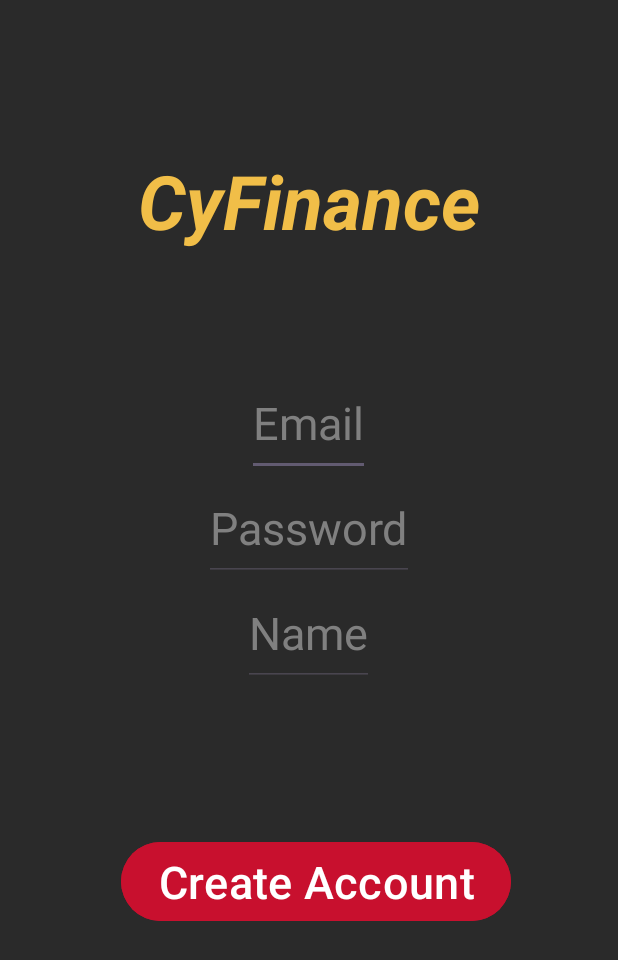
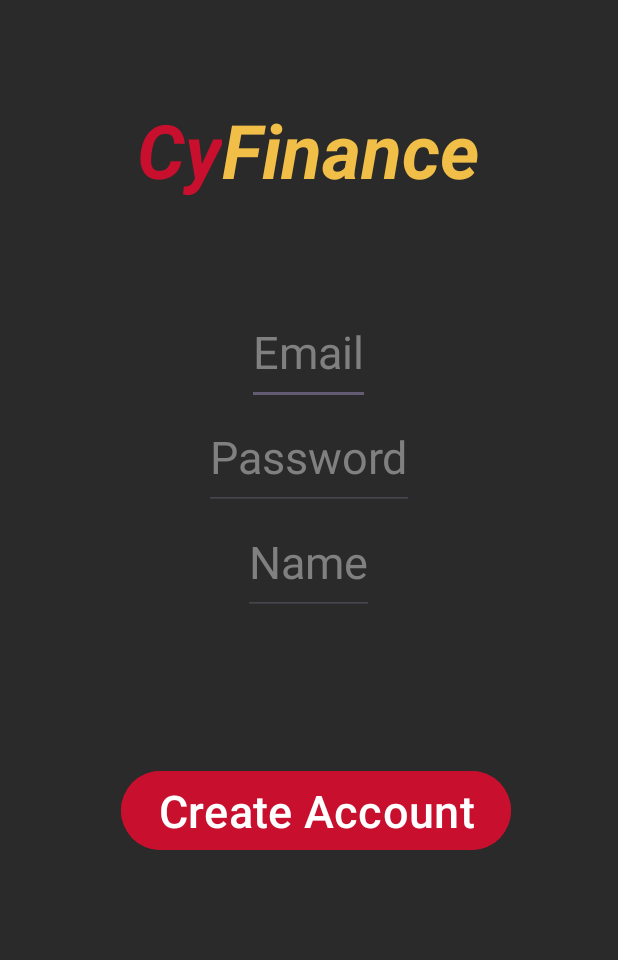
Before and after one commit to bigboimo/CyFinance, an Android app: the SignupActivity screen opened directly, with no data from a screen before it, on a phone screen of 412 x 824 dp. Shown: the top 960 px of the screen. Run offline under Robolectric (Android 15) with nearby library versions, the phone set to English and light mode, and no system bars.

Commit message:
Changed the color of the cy in CyFinance and adjusted the margins of the text

```diff
--- a/Frontend/LoginRegister/Login_signup/app/src/main/res/layout/activity_signup.xml
+++ b/Frontend/LoginRegister/Login_signup/app/src/main/res/layout/activity_signup.xml
@@ -8,17 +8,32 @@
     android:orientation="vertical"
     android:background="#2A2A2A">
 
-    <TextView
-        android:layout_width="wrap_content"
-        android:layout_height="wrap_content"
-        android:text="CyFinance"
+    <LinearLayout
+        android:layout_width="300dp"
+        android:layout_height="200dp"
         android:layout_gravity="center"
-        android:layout_marginTop="100dp"
-        android:layout_marginBottom="80dp"
-        android:textColor="#F1BE48"
-        android:textSize="50dp"
-        android:textStyle="bold|italic">
-    </TextView>
+        android:layout_marginLeft="35dp"
+        android:orientation="horizontal">
+
+        <TextView
+            android:layout_width="wrap_content"
+            android:layout_height="wrap_content"
+            android:layout_gravity="center"
+            android:text="Cy"
+            android:textColor="#C8102E"
+            android:textSize="50dp"
+            android:textStyle="bold|italic"></TextView>
+
+        <TextView
+            android:layout_width="wrap_content"
+            android:layout_height="wrap_content"
+            android:layout_gravity="center"
+            android:text="Finance"
+            android:textColor="#F1BE48"
+            android:textSize="50dp"
+            android:textStyle="bold|italic"></TextView>
+    </LinearLayout>
+
 
     <LinearLayout
         android:layout_width="wrap_content"
@@ -31,10 +46,10 @@
             android:id="@+id/signup_username_edt"
             android:layout_width="wrap_content"
             android:layout_height="70dp"
-            android:textSize="30dp"
             android:hint="Email"
             android:textColor="#FFFFFF"
-            android:textColorHint="#808080"></EditText>
+            android:textColorHint="#808080"
+            android:textSize="30dp"></EditText>
 
     </LinearLayout>
 
```
